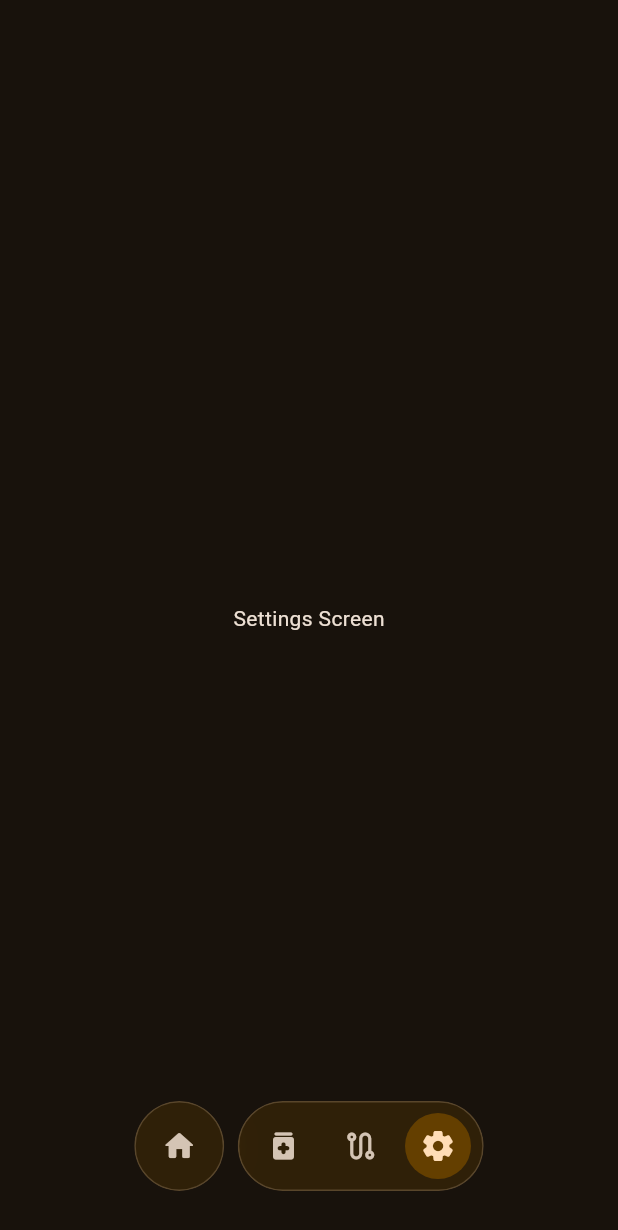
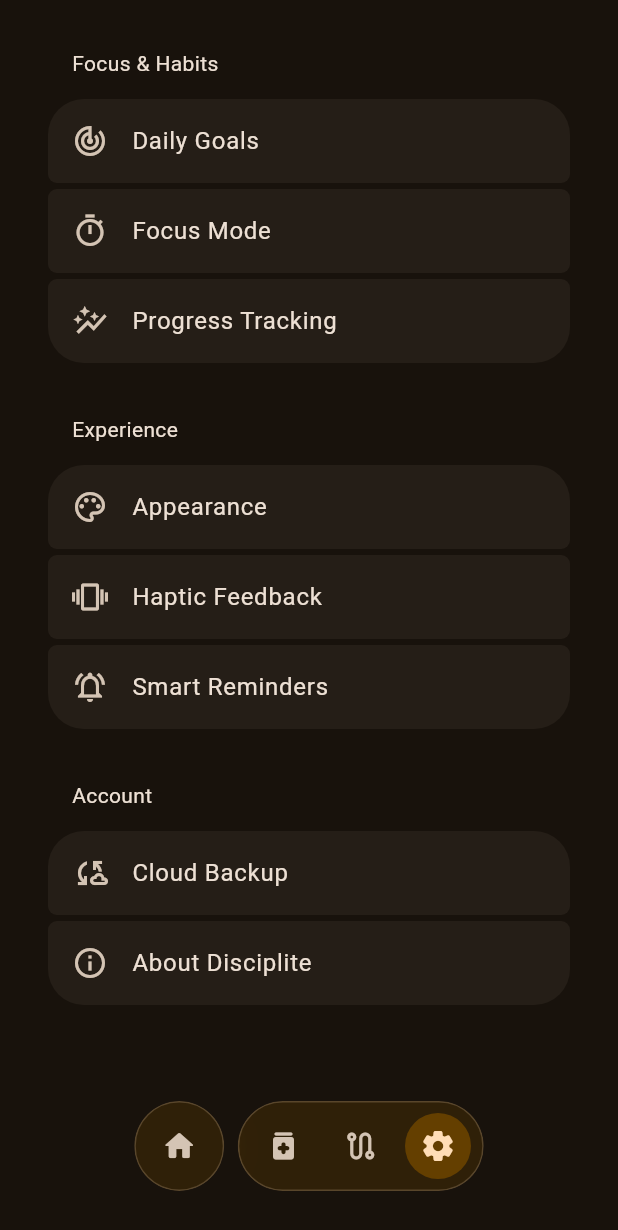
Before and after one commit to Hiw4i/Discipline, a Flutter app: the screen it shows after launch, after a tap on the "medication" icon, after a tap on the "route" icon, after a tap on the "settings" icon, on a phone screen of 412 x 824 dp. Shown: the top 1230 px of the screen. Run offline on Flutter 3.47's test engine with Material 3 defaults, Android fonts, the phone set to English and light mode, and no system bars.

Commit message:
feat: Implemented responsive behavior for settings tiles: - On Desktop: Tiles update the global index and show the corresponding page number in the right-hand content area. - On Mobile: Tiles utilize OpenContainer to navigate to a default placeholder screen.

```diff
--- /dev/null
+++ b/lib/components/settings_components/settings_tile.dart
@@ -0,0 +1,106 @@
+import 'package:flutter/material.dart';
+import 'package:animations/animations.dart';
+
+void _defaultOnTap() {
+  print('Tile tapped, but no action defined');
+}
+
+Widget _defaultScreen(BuildContext context) {
+  final ColorScheme colorScheme = Theme.of(context).colorScheme;
+
+  return Scaffold(
+    appBar: AppBar(
+      title: const Text("Default Screen"),
+      backgroundColor: colorScheme.surfaceContainer,
+      ),
+    body: const Center(child: Text("This is a placeholder screen.")),
+    backgroundColor: colorScheme.surfaceContainer,
+  );
+}
+
+class SettingsTile extends StatelessWidget {
+  final IconData icon;
+  final String title;
+  final bool isFirst;
+  final bool isLast;
+  final bool isSelected;
+  final bool isDesktop;
+  final VoidCallback? onTap;
+  final Widget? destination;
+
+  const SettingsTile({
+    super.key,
+    required this.icon,
+    required this.title,
+    this.isFirst = false,
+    this.isLast = false,
+    this.isSelected = false,
+    this.isDesktop = false,
+    this.onTap,
+    this.destination,
+  });
+
+
+
+  @override
+  Widget build(BuildContext context) {
+    final ColorScheme colorScheme = Theme.of(context).colorScheme;
+
+    BorderRadius getBorderRadius() {
+      if (isDesktop && isSelected) {
+        return BorderRadius.circular(24);
+      } else {
+        return BorderRadius.vertical(
+          top: isFirst ? Radius.circular(24) : Radius.circular(6),
+          bottom: isLast ? Radius.circular(24) : Radius.circular(6),
+        );
+      }
+    }
+
+    Color getTileColor() {
+      if (isSelected && isDesktop) {
+        return colorScheme.surfaceContainerHighest;
+      } else {
+        return colorScheme.surfaceContainer;
+      }
+    }
+
+
+    return Padding(
+
+      padding: const EdgeInsets.symmetric(horizontal: 16, vertical: 2),
+      child: isDesktop
+        ? AnimatedContainer(
+            duration: const Duration(milliseconds: 300),
+            curve: Curves.easeInOut,
+            decoration: BoxDecoration(
+              color: getTileColor(),
+              borderRadius: getBorderRadius(),
+            ),
+            child: ListTile(
+              shape: RoundedRectangleBorder(borderRadius: getBorderRadius()),
+              leading: Icon(icon, color: colorScheme.onSurfaceVariant),
+              title: Text(title, style: TextStyle(color: colorScheme.onSurface)),
+              onTap: onTap ?? _defaultOnTap,
+            ),
+          )
+        : OpenContainer(
+            transitionType: ContainerTransitionType.fadeThrough,
+            openBuilder: (context, _) => destination ?? _defaultScreen(context),
+            closedElevation: 0,
+            closedShape: RoundedRectangleBorder(borderRadius: getBorderRadius()),
+            openColor: colorScheme.surfaceContainer,
+            closedColor: getTileColor(),
+            middleColor: colorScheme.surfaceContainer,
+            closedBuilder: (context, openContainer) => ListTile(
+              leading: Icon(icon, color: colorScheme.onSurfaceVariant),
+              title: Text(title, style: TextStyle(color: colorScheme.onSurface)),
+              onTap: openContainer,
+            ),
+          ),
+
+    );
+
+  }
+
+}
--- a/lib/home/settings_screen.dart
+++ b/lib/home/settings_screen.dart
@@ -1,4 +1,5 @@
 import 'package:flutter/material.dart';
+import 'package:disciplite/components/settings_components/settings_tile.dart';
 
 class SettingsScreen extends StatefulWidget {
   const SettingsScreen({super.key});
@@ -7,14 +8,143 @@ class SettingsScreen extends StatefulWidget {
   State<SettingsScreen> createState() => _SettingsScreenState();
 }
 
+
 class _SettingsScreenState extends State<SettingsScreen> {
+  int _selectedIndex = 0;
 
   @override
   Widget build(BuildContext context) {
+    double width = MediaQuery.of(context).size.width;
+    bool isDesktop = width > 800;
+
     return Scaffold(
-      body: Center(
-        child: const Text("Settings Screen")
-      ),
+
+      body: isDesktop
+        ? Row(
+            children: [
+              Expanded(child: _buildList(isDesktop: true)),
+              const VerticalDivider(width: 1),
+              Expanded(flex: 2, child: _buildRightContent()),
+            ]
+          )
+        : _buildList(isDesktop: false)
+
     );
   }
+
+
+  Widget _buildList({required bool isDesktop}) {
+
+    return ListView(
+      children: [
+        _buildGroupTitle(
+          "Focus & Habits", [
+            SettingsTile(
+              icon: Icons.track_changes,
+              title: "Daily Goals",
+              isFirst: true,
+              isSelected: _selectedIndex == 1,
+              isDesktop: isDesktop,
+              onTap: () => setState(() => _selectedIndex = 1),
+            ),
+            SettingsTile(
+              icon: Icons.timer_outlined,
+              title: "Focus Mode",
+              isSelected: _selectedIndex == 2,
+              isDesktop: isDesktop,
+              onTap: () => setState(() => _selectedIndex = 2),
+            ),
+            SettingsTile(
+              icon: Icons.auto_graph,
+              title: "Progress Tracking",
+              isLast: true,
+              isSelected: _selectedIndex == 3,
+              isDesktop: isDesktop,
+              onTap: () => setState(() => _selectedIndex = 3),
+            ),
+          ]
+        ),
+
+        _buildGroupTitle(
+          "Experience", [
+            SettingsTile(
+              icon: Icons.palette_outlined,
+              title: "Appearance",
+              isFirst: true,
+              isSelected: _selectedIndex == 4,
+              isDesktop: isDesktop,
+              onTap: () => setState(() => _selectedIndex = 4),
+            ),
+            SettingsTile(
+              icon: Icons.vibration,
+              title: "Haptic Feedback",
+              isDesktop: isDesktop,
+              isSelected: _selectedIndex == 5,
+              onTap: () => setState(() => _selectedIndex = 5),
+            ),
+            SettingsTile(
+              icon: Icons.notifications_active_outlined,
+              title: "Smart Reminders",
+              isLast: true,
+              isSelected: _selectedIndex == 6,
+              isDesktop: isDesktop,
+              onTap: () => setState(() => _selectedIndex = 6),
+            ),
+          ]
+        ),
+
+        _buildGroupTitle(
+          "Account", [
+            SettingsTile(
+              icon: Icons.cloud_sync_outlined,
+              title: "Cloud Backup",
+              isFirst: true,
+              isSelected: _selectedIndex == 7,
+              isDesktop: isDesktop,
+              onTap: () => setState(() => _selectedIndex = 7),
+            ),
+            SettingsTile(
+              icon: Icons.info_outline,
+              title: "About Disciplite",
+              isLast: true,
+              isSelected: _selectedIndex == 8,
+              isDesktop: isDesktop,
+              onTap: () => setState(() => _selectedIndex = 8),
+            ),
+          ]
+        ),
+      ],
+    );
+  }
+
+  Widget _buildGroupTitle(String title, List<SettingsTile> tiles) {
+    return Column(
+
+      crossAxisAlignment: CrossAxisAlignment.start,
+      children: [
+        Padding(
+          padding: const EdgeInsets.only(left: 48, top: 32, bottom: 12),
+          child: Text(title),
+        ),
+        Padding(
+          padding: const EdgeInsets.symmetric(horizontal: 16.0),
+          child: Column(children: tiles),
+        ),
+      ],
+
+    );
+  }
+
+  Widget _buildRightContent() {
+    Widget content;
+
+    if (_selectedIndex == 0) {
+      content = const Text("Select a setting from the left");
+    } else {
+      content = Text("Page number $_selectedIndex");
+    }
+
+    return Center(child: content);
+  }
+
 }
--- a/pubspec.yaml
+++ b/pubspec.yaml
@@ -34,6 +34,7 @@ dependencies:
   # The following adds the Cupertino Icons font to your application.
   # Use with the CupertinoIcons class for iOS style icons.
   cupertino_icons: ^1.0.8
+  animations: ^2.1.2
 
 dev_dependencies:
   flutter_test:
```
Also changed, not shown: pubspec.lock.
